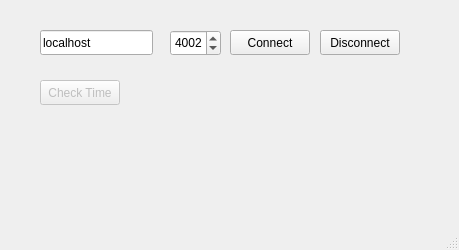
Old version of the form src/app/mainwindow.ui in the repository kubawoo/cutetrader.
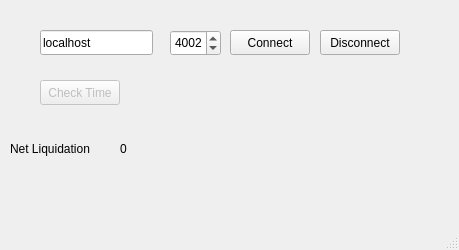
New version of the form.

The edit to the form file:
```diff
--- a/src/app/mainwindow.ui
+++ b/src/app/mainwindow.ui
@@ -85,6 +85,32 @@
      <string>Disconnect</string>
     </property>
    </widget>
+   <widget class="QLabel" name="netLiquidationLabel">
+    <property name="geometry">
+     <rect>
+      <x>10</x>
+      <y>140</y>
+      <width>101</width>
+      <height>17</height>
+     </rect>
+    </property>
+    <property name="text">
+     <string>Net Liquidation</string>
+    </property>
+   </widget>
+   <widget class="QLabel" name="netLiquidation">
+    <property name="geometry">
+     <rect>
+      <x>120</x>
+      <y>140</y>
+      <width>54</width>
+      <height>17</height>
+     </rect>
+    </property>
+    <property name="text">
+     <string>0</string>
+    </property>
+   </widget>
   </widget>
   <widget class="QMenuBar" name="menubar">
    <property name="geometry">
```
